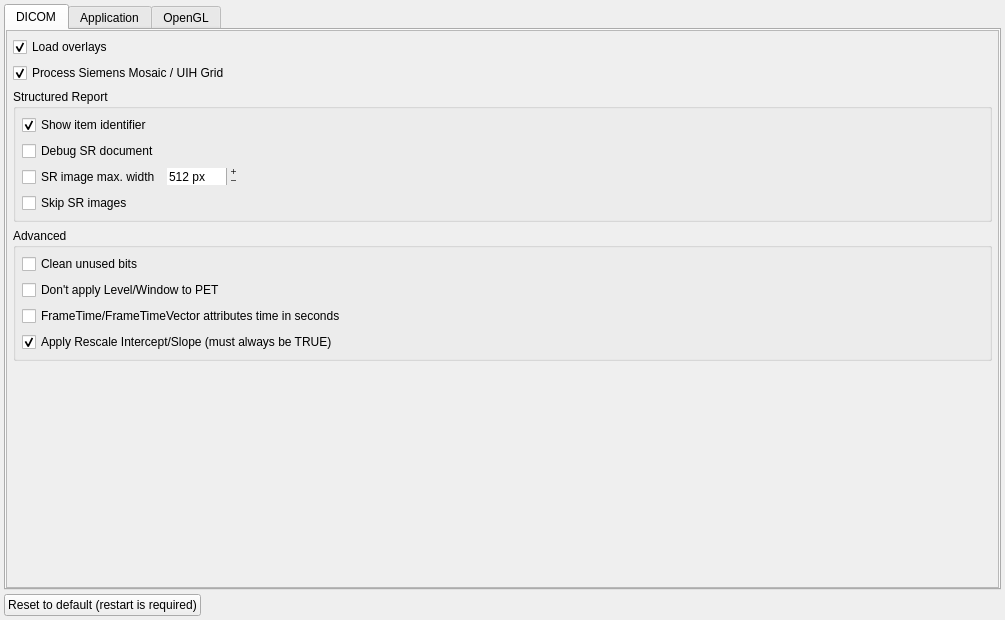
Above: GUI/settingswidget.ui from AlizaMedicalImaging/AlizaMS before the change. Below: the same form after it.
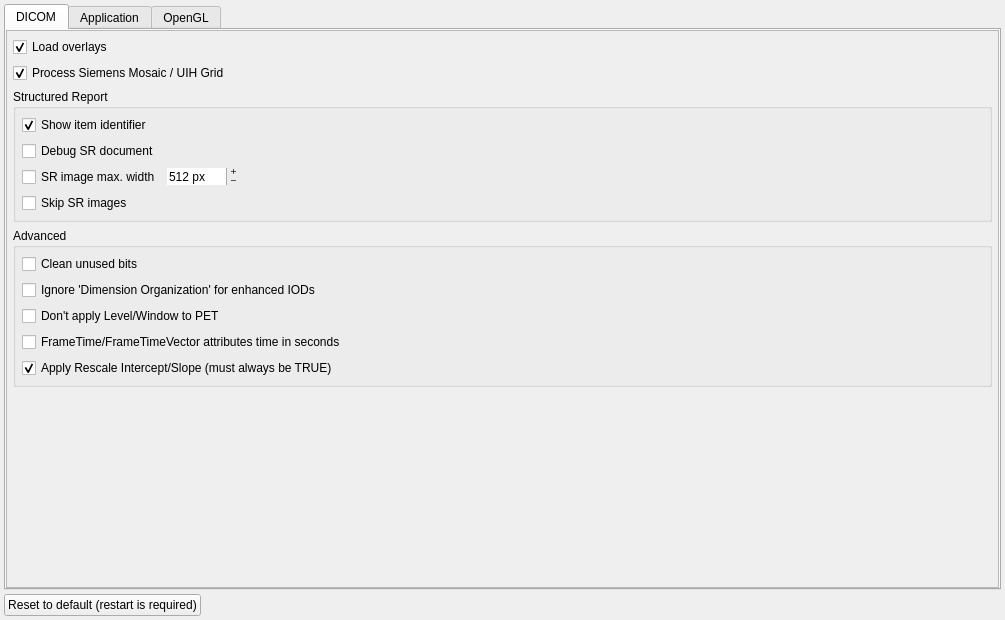
That is the form after the change.

Patch:
```diff
--- a/GUI/settingswidget.ui
+++ b/GUI/settingswidget.ui
@@ -259,6 +259,28 @@
                 </property>
                </widget>
               </item>
+              <item>
+               <widget class="QCheckBox" name="enh_skip_dim_org_checkBox">
+                <property name="sizePolicy">
+                 <sizepolicy hsizetype="Expanding" vsizetype="Fixed">
+                  <horstretch>0</horstretch>
+                  <verstretch>0</verstretch>
+                 </sizepolicy>
+                </property>
+                <property name="mouseTracking">
+                 <bool>false</bool>
+                </property>
+                <property name="toolTip">
+                 <string>&lt;html&gt;&lt;head/&gt;&lt;body&gt;&lt;p&gt;Skip &lt;span style=&quot; font-style:italic;&quot;&gt;Dimension organization&lt;/span&gt; for enhanced IODs. Load frames one by one.&lt;/p&gt;&lt;/body&gt;&lt;/html&gt;</string>
+                </property>
+                <property name="text">
+                 <string>Ignore 'Dimension Organization' for enhanced IODs</string>
+                </property>
+                <property name="checked">
+                 <bool>false</bool>
+                </property>
+               </widget>
+              </item>
               <item>
                <widget class="QCheckBox" name="pet_no_level_checkBox">
                 <property name="enabled">
```
Left out of the diff: 9 changed lines with no effect on the pictures.
